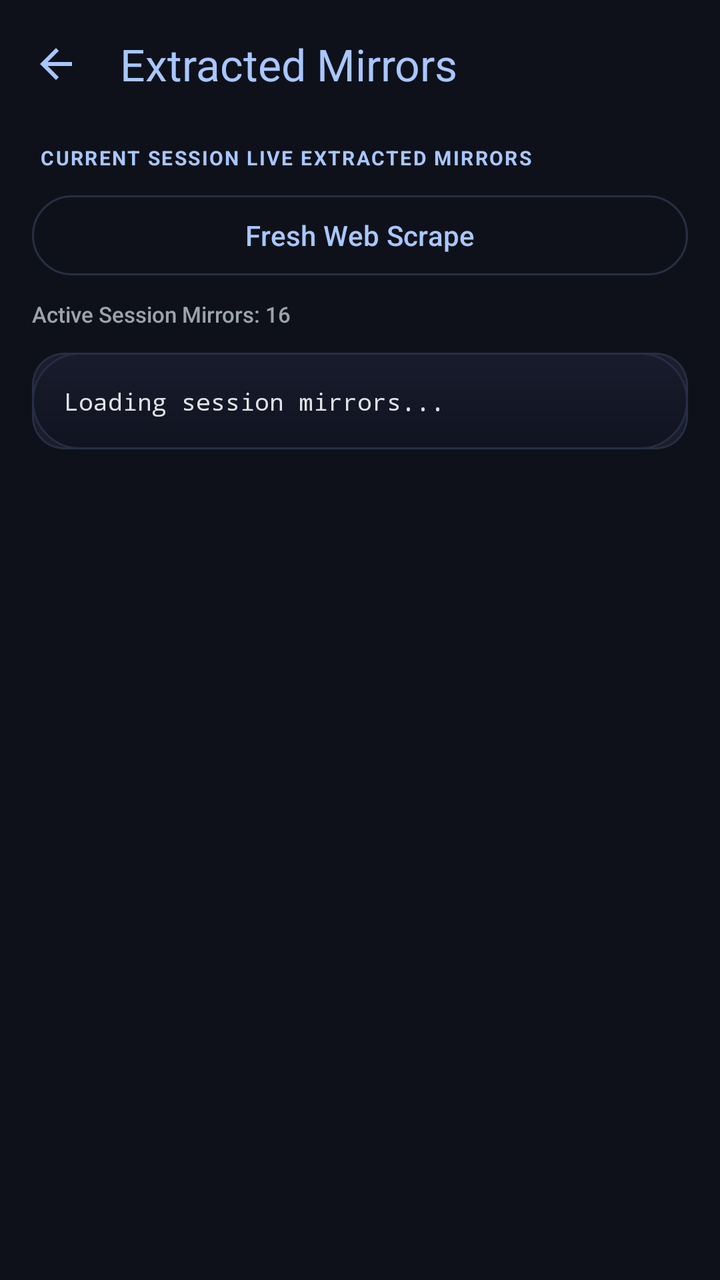
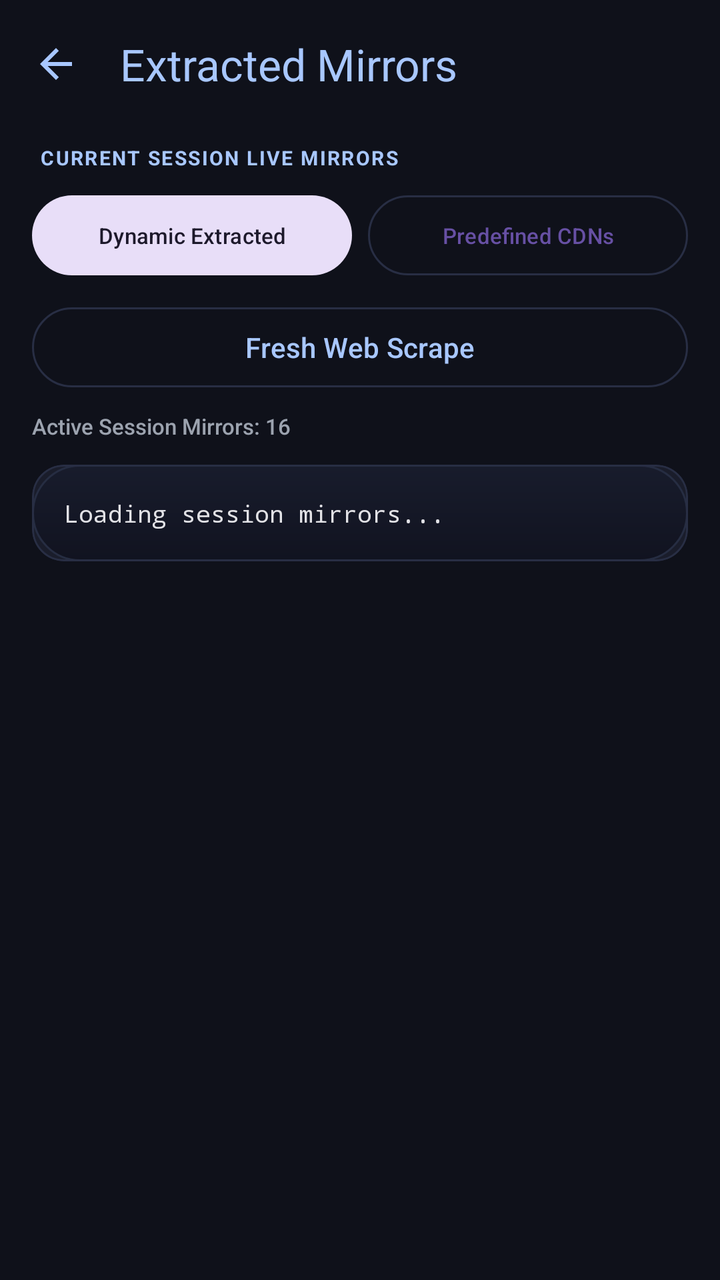

Before-and-after screenshots of an Android layout around one commit, followed by the original layout XML and the change that was made.
<!-- AndroidManifest.xml: activity theme Theme.DataBurner -->
<!-- res/layout/activity_mirror_diagnostics.xml -->
<?xml version="1.0" encoding="utf-8"?>
<LinearLayout xmlns:android="http://schemas.android.com/apk/res/android"
    xmlns:app="http://schemas.android.com/apk/res-auto"
    android:id="@+id/mirrorMain"
    android:layout_width="match_parent"
    android:layout_height="match_parent"
    android:orientation="vertical"
    android:background="@color/bg_dark">

    <com.google.android.material.appbar.AppBarLayout
        android:id="@+id/appBarLayout"
        android:layout_width="match_parent"
        android:layout_height="wrap_content"
        android:background="@color/bg_dark"
        app:elevation="0dp">

        <com.google.android.material.appbar.MaterialToolbar
            android:id="@+id/topAppBar"
            android:layout_width="match_parent"
            android:layout_height="?attr/actionBarSize"
            android:background="@color/bg_dark"
            app:navigationIcon="@drawable/ic_arrow_back"
            app:navigationIconTint="@color/primary_m3"
            app:title="Extracted Mirrors"
            app:titleTextColor="@color/primary_m3" />

    </com.google.android.material.appbar.AppBarLayout>

    <LinearLayout
        android:layout_width="match_parent"
        android:layout_height="wrap_content"
        android:orientation="vertical"
        android:paddingHorizontal="16dp"
        android:paddingTop="8dp">

        <TextView
            android:layout_width="wrap_content"
            android:layout_height="wrap_content"
            android:layout_marginStart="4dp"
            android:layout_marginBottom="8dp"
            android:letterSpacing="0.08"
            android:text="CURRENT SESSION LIVE EXTRACTED MIRRORS"
            android:textColor="@color/primary_m3"
            android:textSize="10sp"
            android:textStyle="bold" />

        <LinearLayout
            android:layout_width="match_parent"
            android:layout_height="wrap_content"
            android:orientation="horizontal">

            <com.google.android.material.button.MaterialButton
                android:id="@+id/reExtractBtn"
                style="@style/Widget.Material3.Button.OutlinedButton"
                android:layout_width="0dp"
                android:layout_height="wrap_content"
                android:layout_weight="1"
                android:text="Fresh Web Scrape"
                android:textColor="@color/primary_m3"
                app:strokeColor="@color/surface_stroke" />

        </LinearLayout>

        <TextView
            android:id="@+id/summaryText"
            android:layout_width="match_parent"
            android:layout_height="wrap_content"
            android:paddingTop="8dp"
            android:paddingBottom="12dp"
            android:text="Active Session Mirrors: 16"
            android:textSize="11sp"
            android:fontFamily="sans-serif-medium"
            android:textColor="@color/on_surface_variant" />

    </LinearLayout>

    <ScrollView
        android:id="@+id/mirrorScrollView"
        android:layout_width="match_parent"
        android:layout_height="0dp"
        android:layout_weight="1"
        android:paddingHorizontal="16dp"
        android:paddingBottom="24dp"
        android:clipToPadding="false">

        <com.google.android.material.card.MaterialCardView
            style="@style/Widget.DataBurner.Card"
            android:layout_width="match_parent"
            android:layout_height="wrap_content"
            app:cardCornerRadius="16dp"
            app:strokeColor="@color/surface_stroke"
            app:strokeWidth="1dp">

            <TextView
                android:id="@+id/mirrorsContainerText"
                android:layout_width="match_parent"
                android:layout_height="wrap_content"
                android:background="@drawable/bg_stat_card"
                android:padding="16dp"
                android:fontFamily="monospace"
                android:textSize="12sp"
                android:lineSpacingExtra="3dp"
                android:text="Loading session mirrors..."
                android:textColor="@color/on_surface" />

        </com.google.android.material.card.MaterialCardView>

    </ScrollView>

</LinearLayout>
<!-- resources referenced by this layout -->
<resources>
  <color name="bg_dark">#0F111A</color>
  <color name="on_surface">#E2E2E6</color>
  <color name="on_surface_variant">#9CA3AF</color>
  <color name="primary_m3">#A8C7FF</color>
  <color name="surface_stroke">#282E44</color>
  <!-- drawable bg_stat_card (drawable) -->
  <?xml version="1.0" encoding="utf-8"?>
  <shape xmlns:android="http://schemas.android.com/apk/res/android"
      android:shape="rectangle">
      <corners android:radius="24dp" />
      <gradient
          android:angle="270"
          android:endColor="#111320"
          android:startColor="#181C2C"
          android:type="linear" />
      <stroke
          android:width="1dp"
          android:color="#262D42" />
  </shape>
  <!-- drawable ic_arrow_back (drawable) -->
  <?xml version="1.0" encoding="utf-8"?>
  <vector xmlns:android="http://schemas.android.com/apk/res/android"
      android:width="24dp"
      android:height="24dp"
      android:viewportWidth="24"
      android:viewportHeight="24">
      <path
          android:pathData="M20,11H7.83l5.59,-5.59L12,4l-8,8 8,8 1.41,-1.41L7.83,13H20v-2z"
          android:fillColor="#A8C7FF" />
  </vector>
  <style name="Widget.DataBurner.Card" parent="Widget.Material3.CardView.Filled">
          <item name="cardBackgroundColor">@color/surface_variant</item>
          <item name="cardCornerRadius">24dp</item>
          <item name="strokeColor">#262D42</item>
          <item name="strokeWidth">1dp</item>
      </style>
  <style name="Theme.DataBurner" parent="Base.Theme.DataBurner" />
  <color name="surface_variant">#1A1D2B</color>
  <style name="Base.Theme.DataBurner" parent="Theme.Material3.DayNight.NoActionBar">
          
          
      </style>
</resources>

<!-- the commit's change to res/layout/activity_mirror_diagnostics.xml (unified diff, before → after) -->
@@ -39,10 +39,40 @@
             android:layout_marginStart="4dp"
             android:layout_marginBottom="8dp"
             android:letterSpacing="0.08"
-            android:text="CURRENT SESSION LIVE EXTRACTED MIRRORS"
+            android:text="CURRENT SESSION LIVE MIRRORS"
             android:textColor="@color/primary_m3"
             android:textSize="10sp"
             android:textStyle="bold" />
+
+        
+        <LinearLayout
+            android:layout_width="match_parent"
+            android:layout_height="wrap_content"
+            android:orientation="horizontal"
+            android:layout_marginBottom="8dp">
+
+            <com.google.android.material.button.MaterialButton
+                android:id="@+id/tabExtractedBtn"
+                style="@style/Widget.Material3.Button.TonalButton"
+                android:layout_width="0dp"
+                android:layout_height="wrap_content"
+                android:layout_weight="1"
+                android:layout_marginEnd="4dp"
+                android:text="Dynamic Extracted"
+                android:textSize="11sp" />
+
+            <com.google.android.material.button.MaterialButton
+                android:id="@+id/tabPredefinedBtn"
+                style="@style/Widget.Material3.Button.OutlinedButton"
+                android:layout_width="0dp"
+                android:layout_height="wrap_content"
+                android:layout_weight="1"
+                android:layout_marginStart="4dp"
+                android:text="Predefined CDNs"
+                android:textSize="11sp"
+                app:strokeColor="@color/surface_stroke" />
+
+        </LinearLayout>
 
         <LinearLayout
             android:layout_width="match_parent"
@@ -52,9 +82,8 @@
             <com.google.android.material.button.MaterialButton
                 android:id="@+id/reExtractBtn"
                 style="@style/Widget.Material3.Button.OutlinedButton"
-                android:layout_width="0dp"
+                android:layout_width="match_parent"
                 android:layout_height="wrap_content"
-                android:layout_weight="1"
                 android:text="Fresh Web Scrape"
                 android:textColor="@color/primary_m3"
                 app:strokeColor="@color/surface_stroke" />
